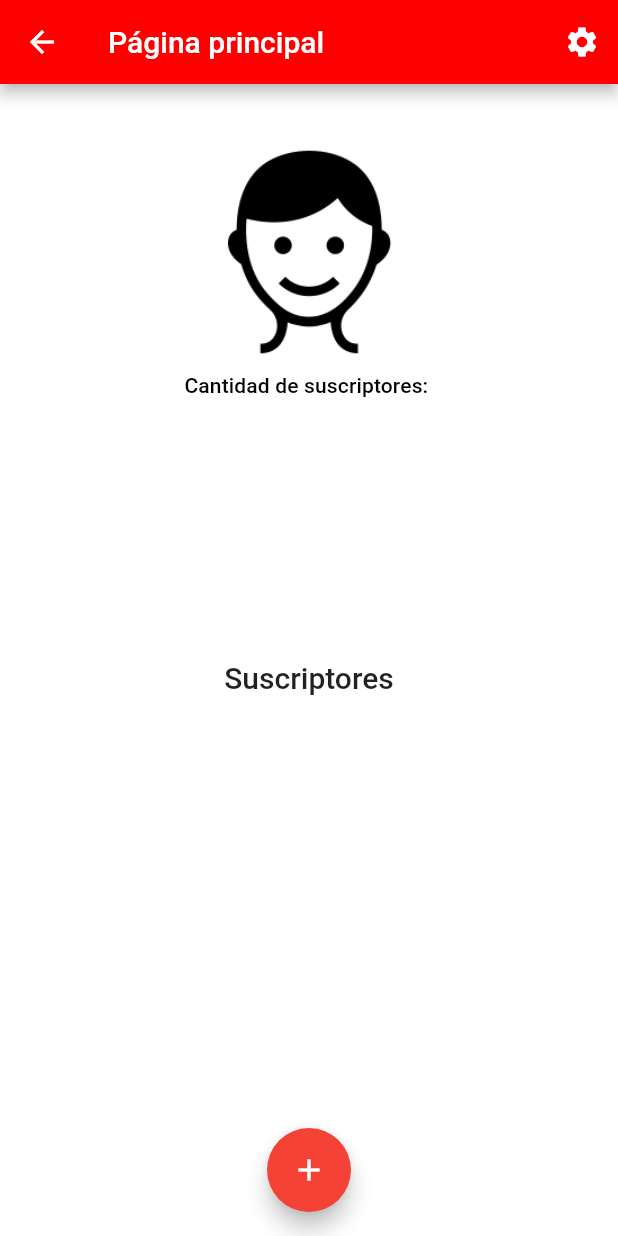
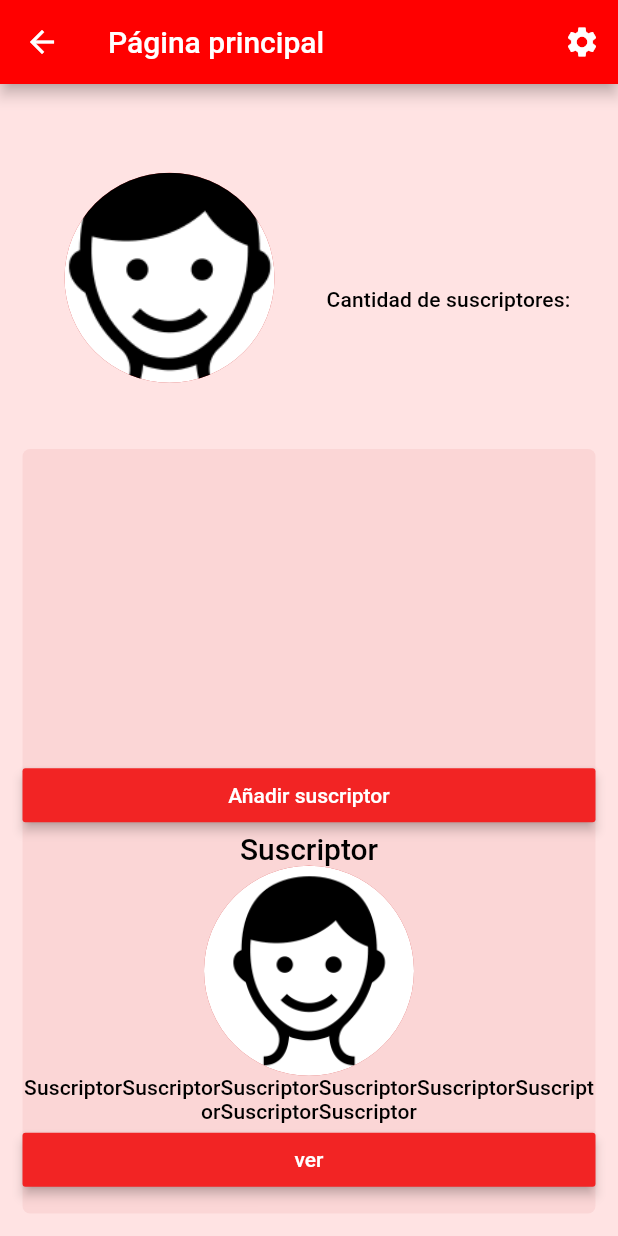
Before and after one commit to Adex0494/fit_trainer_updated, a Flutter app: the TrainerPage screen opened directly with empty values, on a phone screen of 412 x 824 dp. Run offline on Flutter 3.47's test engine with Material 2 defaults, Android fonts, the light colour scheme and no system bars; our stand-ins replace datetime_picker_formfield, sqflite; accounts and stored records are empty; statements that could not run were skipped.

Commit message:
layout of trainer screen

```diff
--- a/lib/main.dart
+++ b/lib/main.dart
@@ -14,11 +14,11 @@ class MyApp extends StatelessWidget {
          appBarTheme: AppBarTheme(color: Color.fromRGBO(255, 0, 0, 1)),
          scaffoldBackgroundColor: Color.fromRGBO(255, 227, 227, 1),
          buttonColor: Color.fromRGBO(242, 36, 36, 1),
-      //   textTheme: TextTheme(
-      //       headline6: TextStyle(color: Colors.blue),
-      //       subtitle2: TextStyle(color: Colors.blueAccent)),
-      //   hintColor: Colors.white,
-      //   canvasColor: Colors.white,
+        textTheme: TextTheme(
+            headline6: TextStyle(color: Colors.black,),
+            subtitle2: TextStyle(color: Colors.black)),
+        hintColor: Colors.white,
+        canvasColor: Colors.white,
        ),
       home: LoginScreen(),
     );
--- a/lib/screens/diet_page.dart
+++ b/lib/screens/diet_page.dart
@@ -7,7 +7,7 @@ import 'package:fit_trainer_updated/utils/database_helper.dart';
 import 'package:flutter/material.dart';
 import 'add_subscriber_diet_page.dart';
 import 'evaluation_page.dart';
-import 'subscriber_page.dart';
+import '../widgets/faceIcon.dart';
 
 class DietPage extends StatefulWidget {
   final String subscriberName;
--- a/lib/screens/evaluation_page.dart
+++ b/lib/screens/evaluation_page.dart
@@ -1,7 +1,7 @@
 import 'package:fit_trainer_updated/models/subscriber.dart';
 import 'package:fit_trainer_updated/utils/database_helper.dart';
 import 'package:flutter/material.dart';
-import 'subscriber_page.dart';
+import '../widgets/faceIcon.dart';
 
 class Evaluation extends StatefulWidget {
   final Subscriber subscriber;
--- a/lib/screens/exercises_page.dart
+++ b/lib/screens/exercises_page.dart
@@ -2,7 +2,7 @@ import 'package:fit_trainer_updated/models/exercise.dart';
 import 'package:fit_trainer_updated/screens/add_subscriber_exercise_page.dart';
 import 'package:fit_trainer_updated/utils/database_helper.dart';
 import 'package:flutter/material.dart';
-import 'subscriber_page.dart';
+import '../widgets/faceIcon.dart';
 
 class Exercises extends StatefulWidget {
   final int subscriberId;
--- a/lib/screens/subscriber_page.dart
+++ b/lib/screens/subscriber_page.dart
@@ -6,6 +6,7 @@ import 'package:flutter/material.dart';
 import 'diet_page.dart';
 import 'exercises_page.dart';
 import 'evaluation_page.dart';
+import '../widgets/faceIcon.dart';
 
 class SubscriberPage extends StatefulWidget {
   final Subscriber subscriber;
@@ -260,18 +261,3 @@ class SubscriberPageState extends State<SubscriberPage> {
     return age;
   }
 }
-
-class FaceIcon extends StatelessWidget {
-  @override
-  Widget build(BuildContext context) {
-    AssetImage assetImage = AssetImage('images/faceIcon.png');
-    Image image = Image(
-      image: assetImage,
-      width: 75.0,
-      height: 75.0,
-    );
-    return Container(
-      child: image,
-    );
-  }
-}
--- a/lib/screens/trainer_page.dart
+++ b/lib/screens/trainer_page.dart
@@ -5,13 +5,13 @@ import 'package:fit_trainer_updated/screens/subscriber_page.dart';
 import 'package:flutter/material.dart';
 import 'add_subscriber_page.dart';
 import 'package:fit_trainer_updated/utils/database_helper.dart';
+import '../widgets/faceIcon.dart';
 
 class TrainerPage extends StatefulWidget {
   final int trainerId;
   TrainerPage(this.trainerId);
   @override
   State<StatefulWidget> createState() {
-    debugPrint('creating trainerpage state');
     return TrainerPageState(this.trainerId);
     // }
   }
@@ -33,12 +33,7 @@ class TrainerPageState extends State<TrainerPage> {
 
   @override
   Widget build(BuildContext context) {
-    return WillPopScope(
-        onWillPop: () {
-          moveToLastScreen();
-        },
-        child: Scaffold(
-            appBar: AppBar(
+    AppBar appBar = AppBar(
       title: Text('Página principal'),
       leading: IconButton(
         icon: Icon(Icons.arrow_back),
@@ -50,68 +45,26 @@ class TrainerPageState extends State<TrainerPage> {
       actions: <Widget>[
         IconButton(
           icon: Icon(Icons.settings),
-                  onPressed: (){
+          onPressed: () {
             navigateToSettings();
           },
         )
       ],
-            ),
-            backgroundColor: Colors.white,
-            body: scaffoldBody(),
-            floatingActionButton: FloatingActionButton(
-
-              onPressed: () {
-                navigateToAddSubscriber(true);
+    );
+    return WillPopScope(
+        onWillPop: () {
+          moveToLastScreen();
         },
-              tooltip: 'Añadir nuevo Suscriptor',
-              child: Icon(Icons.add),
-            ),
-            floatingActionButtonLocation: FloatingActionButtonLocation.centerFloat,
+        child: Scaffold(
+          appBar: appBar,
+          body: scaffoldBody(appBar.preferredSize.height),
         ));
   }
 
-  Widget scaffoldBody() {
-    TextStyle titleStyle = Theme.of(context).textTheme.title;
-    TextStyle subtitleStyle = Theme.of(context).textTheme.subtitle;
-    return Column(children: <Widget>[
-      Expanded(
-          child: ListView(
-        children: <Widget>[
-          Padding(
-            padding: EdgeInsets.all(5.0),
-            child: Column(
-              children: <Widget>[
-                Padding(
-                    padding: EdgeInsets.all(3.0),
-                    child: Text(
-                      trainerName(),
-                      style: titleStyle,
-                    )),
-                Padding(
-                    padding: EdgeInsets.all(3.0),
-                    // child: Container(
-                    //   height: 150.0,
-                    //   width: 150.0,
-                    // ),
-                    child: FaceIcon()),
-                Padding(
-                    padding: EdgeInsets.all(3.0),
-                    child: Text(
-                      'Cantidad de suscriptores: ' + subscriberQuantity(),
-                      style: subtitleStyle,
-                    ))
-              ],
-            ),
-          )
-        ],
-      )),
-      Expanded(
-        child: Column(
-          children: <Widget>[
-            Text('Suscriptores', style: titleStyle),
-            Expanded(
-              child: ListView.builder(
-                  //shrinkWrap: true,
+  Widget subscriberListView() {
+    TextStyle subtitleStyle = Theme.of(context).textTheme.subtitle2;
+    return ListView.builder(
+        shrinkWrap: true,
         itemCount: listCount,
         itemBuilder: (BuildContext context, int postition) {
           return Card(
@@ -119,9 +72,11 @@ class TrainerPageState extends State<TrainerPage> {
             elevation: 2.0,
             child: ListTile(
               leading: CircleAvatar(
+                backgroundImage: AssetImage('images/faceIcon.png'),
+                //radius: 15,
                 //child: Icon(Icons.person),
                 //backgroundImage:ImageProvider('images/faceIcon.png'),
-                          child: FaceIcon(),
+                //child: FaceIcon(),
               ),
               title: Text(
                 subscriberList[postition].name,
@@ -142,16 +97,137 @@ class TrainerPageState extends State<TrainerPage> {
               },
             ),
           );
-                  }),
+        });
+  }
+
+  Widget scaffoldBody(double appBarHeight) {
+    double availableHeight = MediaQuery.of(context).size.height -
+        appBarHeight -
+        MediaQuery.of(context).padding.top;
+    TextStyle titleStyle = Theme.of(context).textTheme.headline6;
+    TextStyle subtitleStyle = Theme.of(context).textTheme.subtitle2;
+    return Padding(
+      padding: const EdgeInsets.all(15.0),
+      child: Container(
+        //alignment: Alignment.center,
+        child: Column(
+            mainAxisAlignment: MainAxisAlignment.spaceBetween,
+            mainAxisSize: MainAxisSize.min,
+            children: <Widget>[
+              Padding(
+                padding: const EdgeInsets.all(5.0),
+                child: Container(
+                  height: (availableHeight - 40) * 0.3,
+                  child: Row(
+                    children: <Widget>[
+                      Expanded(child: FaceIcon()),
+                      Expanded(
+                        child: Column(
+                          mainAxisAlignment: MainAxisAlignment.center,
+                          children: [
+                            Padding(
+                                padding: EdgeInsets.all(3.0),
+                                child: Text(
+                                  trainerName(),
+                                  style: titleStyle,
+                                  textAlign: TextAlign.center,
+                                )),
+                            Padding(
+                                padding: EdgeInsets.all(3.0),
+                                child: Text(
+                                  'Cantidad de suscriptores: ' +
+                                      subscriberQuantity(),
+                                  style: subtitleStyle,
+                                  textAlign: TextAlign.center,
+                                )),
+                          ],
+                        ),
+                      ),
+                    ],
+                  ),
+                ),
+              ),
+              Container(
+                decoration: BoxDecoration(
+                  borderRadius: BorderRadius.all(Radius.circular(5)),
+                  color: Color.fromRGBO(217, 98, 98, 0.1),
+                ),
+                height: (availableHeight - 40) * 0.7,
+                child: Column(
+                  mainAxisSize: MainAxisSize.min,
+                  children: [
+                    Expanded(
+                      child: Column(
+                        mainAxisSize: MainAxisSize.min,
+                        children: [
+                          Expanded(
+                            //height: (availableHeight - 40) * 0.65,
+                            //width: MediaQuery.of(context).size.width -30,
+                            child: subscriberListView(),
+                          ),
+                          RaisedButton(
+                            onPressed: () {},
+                            child: Center(
+                              child: Container(
+                                child: Text(
+                                  'Añadir suscriptor',
+                                  style: TextStyle(
+                                    color: Colors.white,
+                                  ),
+                                  textAlign: TextAlign.center,
+                                ),
+                              ),
+                            ),
+                            elevation: 3.0,
+                          )
+                        ],
+                      ),
+                    ),
+                    Expanded(
+                      child: SingleChildScrollView(
+                        child: Column(
+                          mainAxisSize: MainAxisSize.min,
+                          children: [
+                            Text(
+                              'Suscriptor',
+                              style: titleStyle,
+                              textAlign: TextAlign.center,
+                            ),
+                            FaceIcon(),
+                            Text(
+                              'SuscriptorSuscriptorSuscriptorSuscriptorSuscriptorSuscriptorSuscriptorSuscriptor',
+                              style: subtitleStyle,
+                              textAlign: TextAlign.center,
+                            ),
+                            RaisedButton(
+                              onPressed: () {},
+                              child: Center(
+                                child: Container(
+                                  child: Text(
+                                    'ver',
+                                    style: TextStyle(
+                                      color: Colors.white,
+                                    ),
+                                    textAlign: TextAlign.center,
+                                  ),
+                                ),
+                              ),
+                              elevation: 3.0,
+                            )
+                          ],
+                        ),
+                      ),
                     )
                   ],
                 ),
               )
-    ]);
+            ]),
+      ),
+    );
   }
 
   void moveToLastScreen() {
-    Navigator.pop(context,true);
+    Navigator.pop(context, true);
   }
 
   void navigateToAddSubscriber(bool addSubscriber,
@@ -161,7 +237,7 @@ class TrainerPageState extends State<TrainerPage> {
       String appBarText;
       if (addSubscriber) {
         appBarText = 'Añadir nuevo Suscriptor';
-        return AddSubscriberPage(addSubscriber, appBarText,trainerId);
+        return AddSubscriberPage(addSubscriber, appBarText, trainerId);
       } else {
         appBarText = 'Editar Suscriptor';
         return AddSubscriberPage(
@@ -177,7 +253,7 @@ class TrainerPageState extends State<TrainerPage> {
     }
   }
 
-  void navigateToSettings(){
+  void navigateToSettings() {
     Navigator.push(context, MaterialPageRoute(builder: (context) {
       return SettingsPage();
     }));
@@ -325,18 +401,3 @@ class TrainerPageState extends State<TrainerPage> {
     );
   }
 }
-
-class FaceIcon extends StatelessWidget {
-  @override
-  Widget build(BuildContext context) {
-    AssetImage assetImage = AssetImage('images/faceIcon.png');
-    Image image = Image(
-      image: assetImage,
-      width: 150.0,
-      height: 150.0,
-    );
-    return Container(
-      child: image,
-    );
-  }
-}
--- /dev/null
+++ b/lib/widgets/faceIcon.dart
@@ -0,0 +1,17 @@
+import 'package:flutter/material.dart';
+
+class FaceIcon extends StatelessWidget {
+  @override
+  Widget build(BuildContext context) {
+    AssetImage assetImage = AssetImage('images/faceIcon.png');
+    // Image image = Image(
+    //   image: assetImage,
+    //   width: 150.0,
+    //   height: 150.0,
+    // );
+    return CircleAvatar(
+      radius: 70,
+      backgroundImage: assetImage,
+    );
+  }
+}
```
Lines whose indentation alone changed are shown as unchanged.
